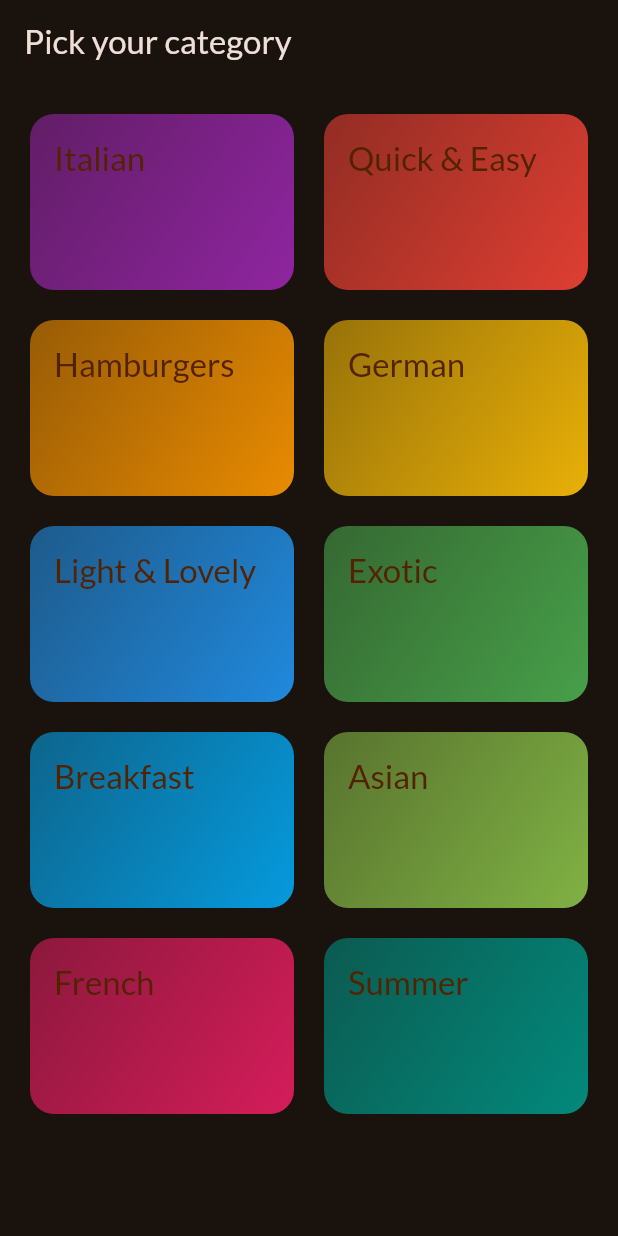
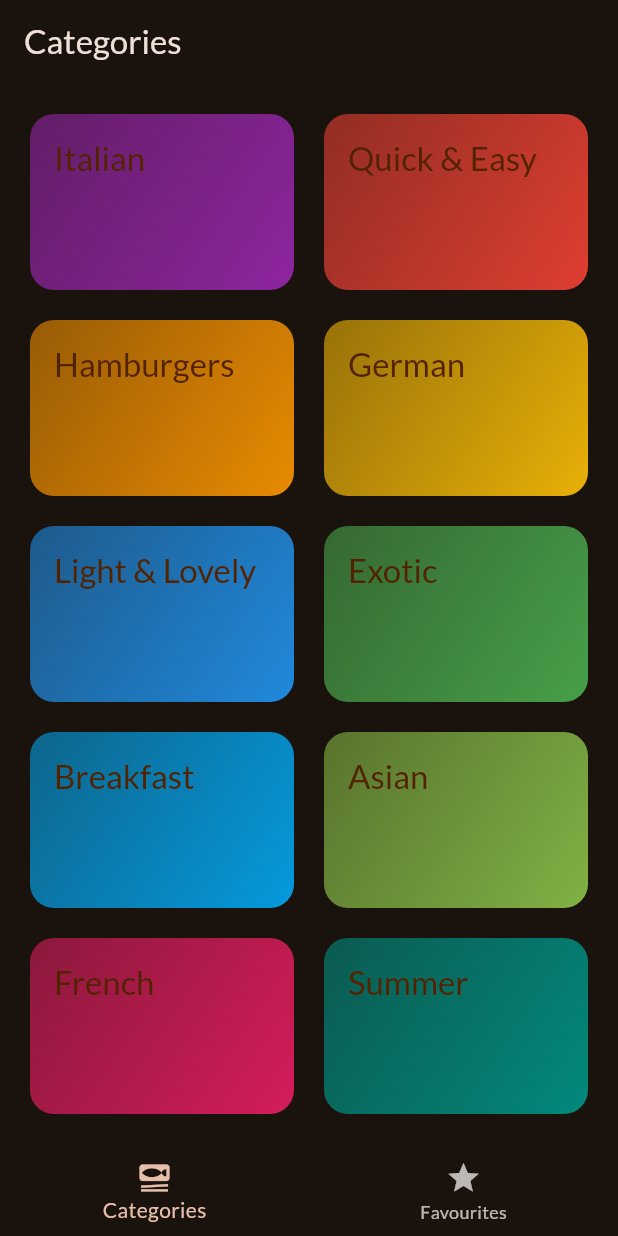
Before and after one commit to Prophet199607/flutter-meal-app, a Flutter app: the screen it shows after launch, on a phone screen of 412 x 824 dp. Run offline on Flutter 3.47's test engine with Material 3 defaults, Android fonts, the phone set to English and light mode, and no system bars; our stand-ins replace google_fonts, transparent_image.

```diff
--- a/lib/main.dart
+++ b/lib/main.dart
@@ -2,6 +2,7 @@ import 'package:flutter/material.dart';
 
 import 'package:google_fonts/google_fonts.dart';
 import 'package:meal_app/screens/categories.dart';
+import 'package:meal_app/screens/tabs.dart';
 
 final theme = ThemeData(
   useMaterial3: true,
@@ -21,6 +22,6 @@ class App extends StatelessWidget {
 
   @override
   Widget build(BuildContext context) {
-    return MaterialApp(theme: theme, home: const CategoriesScreen());
+    return MaterialApp(theme: theme, home: const TabsScreen());
   }
 }
--- a/lib/screens/categories.dart
+++ b/lib/screens/categories.dart
@@ -22,11 +22,7 @@ class CategoriesScreen extends StatelessWidget {
 
   @override
   Widget build(BuildContext context) {
-    return Scaffold(
-      appBar: AppBar(
-        title: const Text('Pick your category'),
-      ),
-      body: GridView(
+    return GridView(
         padding: const EdgeInsets.all(20.0),
         gridDelegate: const SliverGridDelegateWithFixedCrossAxisCount(
             crossAxisCount: 2,
@@ -43,7 +39,6 @@ class CategoriesScreen extends StatelessWidget {
               },
             )
         ],
-      ),
     );
   }
 }
--- /dev/null
+++ b/lib/screens/tabs.dart
@@ -0,0 +1,48 @@
+import 'package:flutter/material.dart';
+import 'package:meal_app/screens/categories.dart';
+import 'package:meal_app/screens/meals.dart';
+
+class TabsScreen extends StatefulWidget {
+  const TabsScreen({super.key});
+
+  @override
+  State<StatefulWidget> createState() {
+    return _TabsScreenState();
+  }
+}
+
+class _TabsScreenState extends State<TabsScreen> {
+  int _selectedPageIndex = 0;
+
+  void _selectPage(index) {
+    setState(() {
+      _selectedPageIndex = index;
+    });
+  }
+
+  @override
+  Widget build(BuildContext context) {
+    Widget activePage = const CategoriesScreen();
+    var activePageTitle = 'Categories';
+
+    if (_selectedPageIndex == 1) {
+      activePage = const MealsScreen(meals: []);
+      activePageTitle = 'Your Favourites';
+    }
+
+    return Scaffold(
+      appBar: AppBar(
+        title: Text(activePageTitle),
+      ),
+      body: activePage,
+      bottomNavigationBar: BottomNavigationBar(
+          onTap: _selectPage,
+          currentIndex: _selectedPageIndex,
+          items: const [
+            BottomNavigationBarItem(
+                icon: Icon(Icons.set_meal), label: 'Categories'),
+            BottomNavigationBarItem(icon: Icon(Icons.star), label: 'Favourites')
+          ]),
+    );
+  }
+}
```
Also changed, not shown: lib/screens/meal_details.dart (+44 -3 lines), lib/screens/meals.dart (+6 -3 lines).
